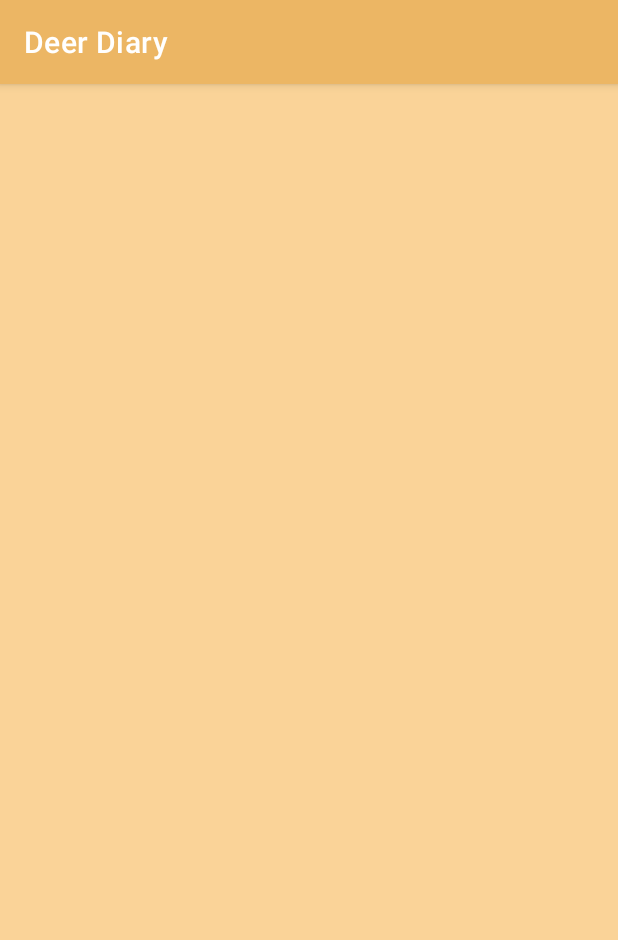
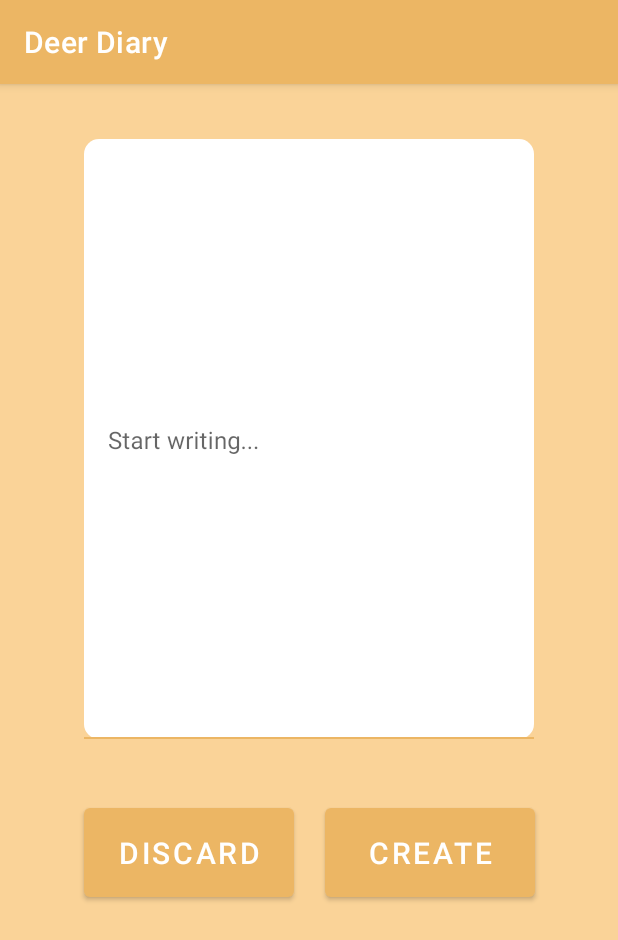
Before and after one commit to yifzheng/DeerDiary, an Android app: the screen it shows after launch once a user with an empty profile is signed in (CreatePostActivity), after a tap on "create_post", on a phone screen of 412 x 824 dp. Shown: the top 940 px of the screen. Run offline under Robolectric (Android 15) with nearby library versions, the phone set to English and light mode, and no system bars; our stand-ins replace Firebase (no records; nobody signed in at launch, a user with empty details on screens opened directly).

Commit message:
add ui elements for create post

```diff
--- a/DeerDiary/app/src/main/java/com/example/deerdiary/CreatePostActivity.java
+++ b/DeerDiary/app/src/main/java/com/example/deerdiary/CreatePostActivity.java
@@ -2,7 +2,14 @@ package com.example.deerdiary;
 
 import androidx.appcompat.app.AppCompatActivity;
 
+import android.content.Intent;
 import android.os.Bundle;
+import android.view.View;
+import android.widget.Button;
+import android.widget.Toast;
+
+import com.google.android.material.textfield.TextInputEditText;
+import com.google.android.material.textfield.TextInputLayout;
 
 public class CreatePostActivity extends AppCompatActivity {
 
@@ -10,5 +17,25 @@ public class CreatePostActivity extends AppCompatActivity {
     protected void onCreate(Bundle savedInstanceState) {
         super.onCreate(savedInstanceState);
         setContentView(R.layout.activity_create_post);
+
+        final Button createButton = findViewById(R.id.createpost_create_button);
+        final Button discardButton = findViewById(R.id.createpost_discard_button);
+        final TextInputLayout content = findViewById(R.id.createpost_content);
+
+        createButton.setOnClickListener(new View.OnClickListener() {
+            @Override
+            public void onClick(View v) {
+                startActivity(new Intent(CreatePostActivity.this, StartActivity.class));
+                Toast.makeText(CreatePostActivity.this, content.getEditText().getText(), Toast.LENGTH_SHORT).show();
+            }
+        });
+
+        discardButton.setOnClickListener(new View.OnClickListener() {
+            @Override
+            public void onClick(View v) {
+                startActivity(new Intent(CreatePostActivity.this, StartActivity.class));
+            }
+        });
+
     }
 }
--- a/DeerDiary/app/src/main/java/com/example/deerdiary/MainActivity.java
+++ b/DeerDiary/app/src/main/java/com/example/deerdiary/MainActivity.java
@@ -51,7 +51,7 @@ public class MainActivity extends AppCompatActivity {
                 startActivity(new Intent(MainActivity.this, StartActivity.class)); // move to start page
                 return true;
             case R.id.menu_create_post:
-                startActivity(new Intent(MainActivity.this, CreatePostActivity.class));
+                startActivity(new Intent(MainActivity.this, CreatePostActivity.class)); //move to create post page
             default:
                 return super.onOptionsItemSelected(item);
         }
--- a/DeerDiary/app/src/main/res/layout/activity_create_post.xml
+++ b/DeerDiary/app/src/main/res/layout/activity_create_post.xml
@@ -5,6 +5,59 @@
     android:layout_width="match_parent"
     android:layout_height="match_parent"
     android:background="@color/background"
+    android:focusable="true"
+    android:scrollbars="vertical"
     tools:context=".CreatePostActivity">
 
+    <Button
+        android:id="@+id/createpost_create_button"
+        android:layout_width="140dp"
+        android:layout_height="71dp"
+        android:layout_marginTop="40dp"
+        android:text="CREATE"
+        android:textSize="20sp"
+        app:layout_constraintEnd_toEndOf="parent"
+        app:layout_constraintHorizontal_bias="0.797"
+        app:layout_constraintStart_toStartOf="parent"
+        app:layout_constraintTop_toBottomOf="@+id/createpost_content" />
+
+    <com.google.android.material.textfield.TextInputLayout
+        android:id="@+id/createpost_content"
+        android:layout_width="300dp"
+        android:layout_height="400dp"
+        android:focusableInTouchMode="true"
+        android:gravity="start|top"
+        android:textAlignment="viewStart"
+        app:boxBackgroundColor="#FFFFFF"
+        app:boxCornerRadiusBottomEnd="10dp"
+        app:boxCornerRadiusBottomStart="10dp"
+        app:boxCornerRadiusTopEnd="10dp"
+        app:boxCornerRadiusTopStart="10dp"
+        app:layout_constraintBottom_toBottomOf="parent"
+        app:layout_constraintEnd_toEndOf="parent"
+        app:layout_constraintStart_toStartOf="parent"
+        app:layout_constraintTop_toTopOf="parent"
+        app:layout_constraintVertical_bias="0.100000024">
+
+        <com.google.android.material.textfield.TextInputEditText
+            android:layout_width="match_parent"
+            android:layout_height="match_parent"
+            android:elegantTextHeight="false"
+            android:focusable="auto"
+            android:gravity="start|top"
+            android:hint="Start writing..." />
+
+    </com.google.android.material.textfield.TextInputLayout>
+
+    <Button
+        android:id="@+id/createpost_discard_button"
+        android:layout_width="140dp"
+        android:layout_height="71dp"
+        android:layout_marginTop="40dp"
+        android:text="DISCARD"
+        android:textSize="20sp"
+        app:layout_constraintEnd_toEndOf="parent"
+        app:layout_constraintHorizontal_bias="0.206"
+        app:layout_constraintStart_toStartOf="parent"
+        app:layout_constraintTop_toBottomOf="@+id/createpost_content" />
 </androidx.constraintlayout.widget.ConstraintLayout>
```
